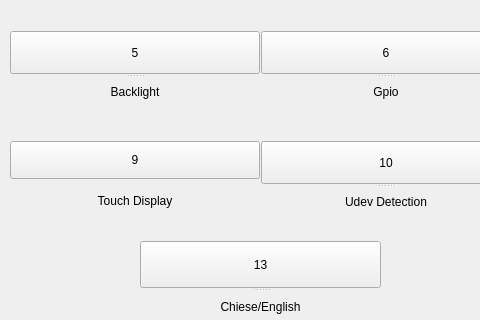
The window that qt/t507/mainwindow.ui (jizizihe/baijie_demo) describes before a commit, drawn with Qt 5; both pictures show x 0 to 480 and y 186 to 506 of the 1024 by 600 pixel window.
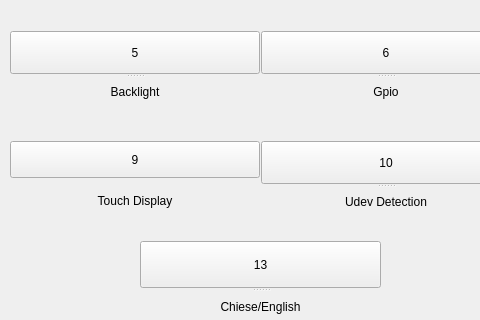
The same window after the commit.

The edit to the form file:
```diff
--- a/qt/t507/mainwindow.ui
+++ b/qt/t507/mainwindow.ui
@@ -462,7 +462,7 @@
       <x>10</x>
       <y>310</y>
       <width>250</width>
-      <height>38</height>
+      <height>37</height>
      </rect>
     </property>
     <property name="minimumSize">
```
Left out of the diff: 2 changed lines with no effect on the pictures.
